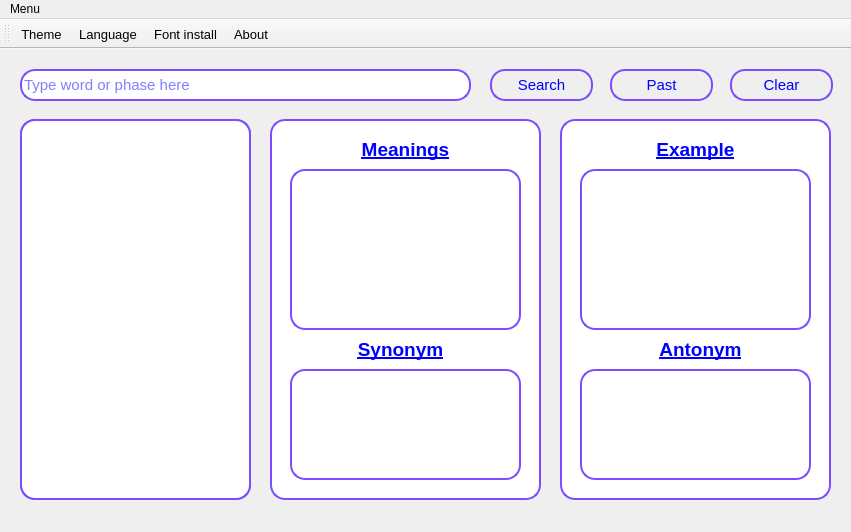
Qt form homewindow.ui (lioTauhid/QBangla-Dictionary) before a commit.
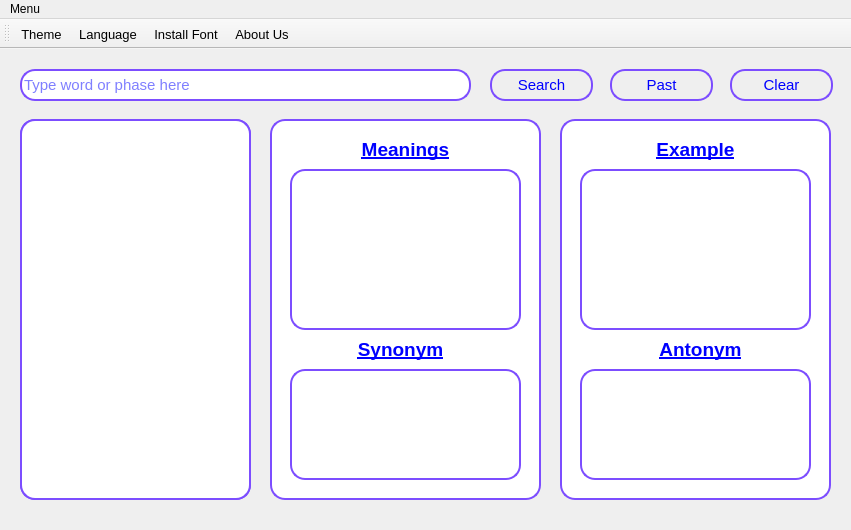
The same form after that commit. Icons and pictures are not drawn.

Patch:
```diff
--- a/homewindow.ui
+++ b/homewindow.ui
@@ -7,9 +7,21 @@
     <x>0</x>
     <y>0</y>
     <width>851</width>
-    <height>532</height>
+    <height>530</height>
    </rect>
   </property>
+  <property name="minimumSize">
+   <size>
+    <width>851</width>
+    <height>530</height>
+   </size>
+  </property>
+  <property name="maximumSize">
+   <size>
+    <width>851</width>
+    <height>530</height>
+   </size>
+  </property>
   <property name="sizeIncrement">
    <size>
     <width>851</width>
@@ -723,7 +735,7 @@
      <normaloff>:/icons8_info_80px.png</normaloff>:/icons8_info_80px.png</iconset>
    </property>
    <property name="text">
-    <string>About</string>
+    <string>About Us</string>
    </property>
   </action>
   <action name="actionFont_install">
@@ -732,7 +744,7 @@
      <normaloff>:/icons8_lowercase_80px.png</normaloff>:/icons8_lowercase_80px.png</iconset>
    </property>
    <property name="text">
-    <string>Font install</string>
+    <string>Install Font</string>
    </property>
   </action>
  </widget>
```
Left out of the diff: 4 changed lines with no effect on the pictures.
